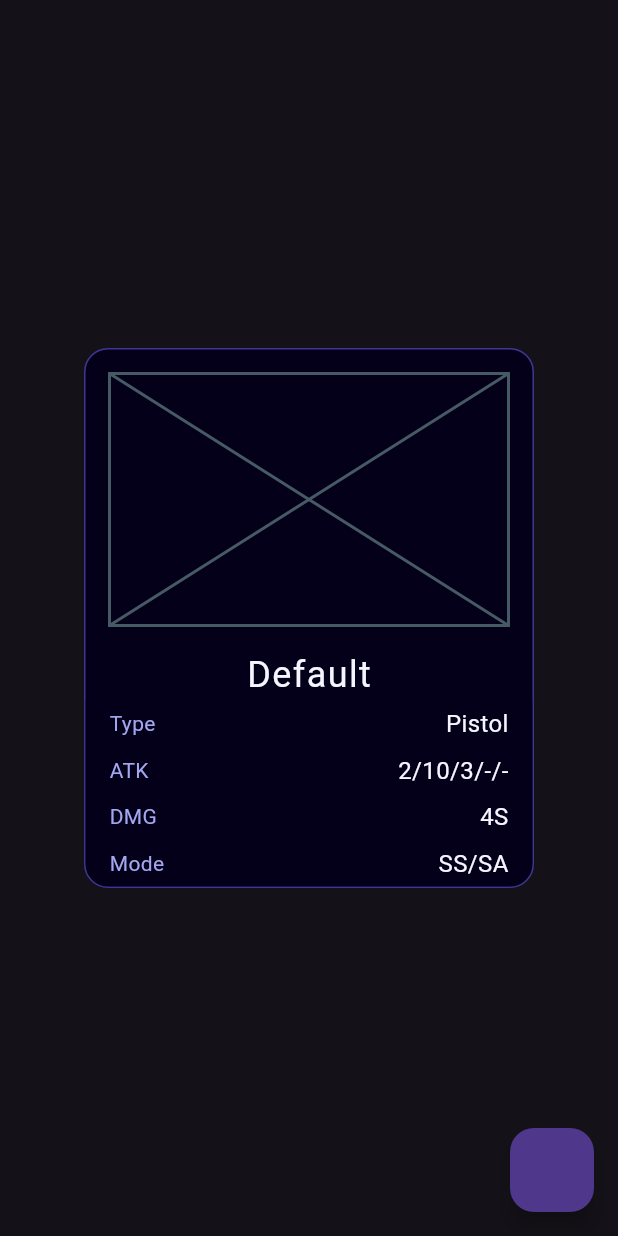
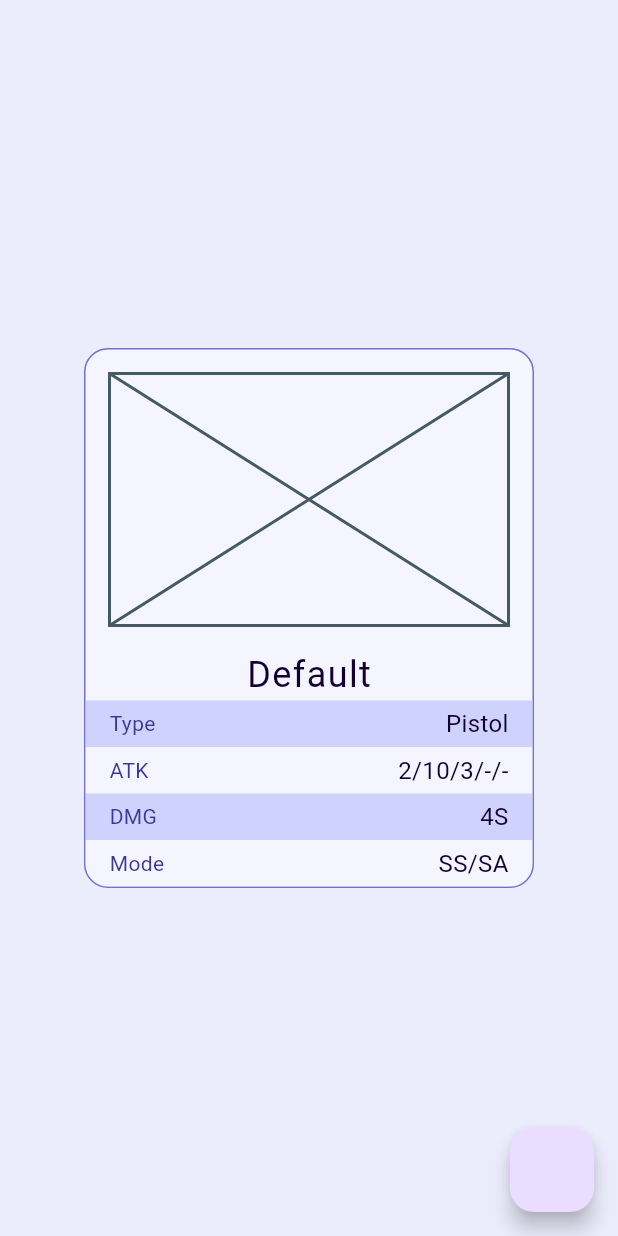
Before and after one commit to osekine/shadowrun_6e_player_helper, a Flutter app: the screen it shows after launch, on a phone screen of 412 x 824 dp. Run offline on Flutter 3.47's test engine with Material 3 defaults, Android fonts, the phone set to English and light mode, and no system bars; missing offline and left inert: theme_tailor_annotation; Roboto replaces fonts that are missing (Ubuntu Sans).

Commit message:
plays with colors

```diff
--- a/lib/main.dart
+++ b/lib/main.dart
@@ -15,7 +15,7 @@ class MainApp extends StatefulWidget {
 }
 
 class _MainAppState extends State<MainApp> {
-  bool isLightTheme = false;
+  bool isLightTheme = true;
 
   void _toggleTheme() {
     isLightTheme = !isLightTheme;
@@ -28,9 +28,14 @@ class _MainAppState extends State<MainApp> {
       theme: isLightTheme
           ? ThemeData.light().copyWith(extensions: [lightAppTheme])
           : ThemeData.dark().copyWith(extensions: [darkAppTheme]),
-      home: Scaffold(
-        body: Center(child: ItemCard(vm: defaultItem)),
-        floatingActionButton: FloatingActionButton(onPressed: _toggleTheme),
+      home: Builder(
+        builder: (context) {
+          return Scaffold(
+            backgroundColor: context.appTheme.background,
+            body: Center(child: ItemCard(vm: defaultItem)),
+            floatingActionButton: FloatingActionButton(onPressed: _toggleTheme),
+          );
+        },
       ),
     );
   }
--- a/lib/utils/app_colors.dart
+++ b/lib/utils/app_colors.dart
@@ -39,12 +39,14 @@ abstract class ColorHSL {
 class AppColors {
   static Color white = ColorHSL.fromHSL(235, 100, 100);
   static Color white2 = ColorHSL.fromHSL(235, 100, 98);
-  static Color white4 = ColorHSL.fromHSL(235, 100, 96);
-  static Color white20 = ColorHSL.fromHSL(237, 71, 79);
+  static Color white5 = ColorHSL.fromHSL(235, 90, 96);
+  static Color white10 = ColorHSL.fromHSL(235, 90, 90);
+  static Color white20 = ColorHSL.fromHSL(237, 80, 79);
 
   static Color black = ColorHSL.fromHSL(250, 100, 5);
   static Color black10 = ColorHSL.fromHSL(248, 86, 9);
-  static Color black15 = ColorHSL.fromHSL(245, 58, 13);
+  static Color black15 = ColorHSL.fromHSL(245, 80, 13);
+  static Color black20 = ColorHSL.fromHSL(245, 60, 20);
 
   static Color cyan = ColorHSL.fromHSL(217, 94, 69);
   static Color cyan65 = ColorHSL.fromHSL(217, 62, 44);
--- a/lib/utils/app_themes.dart
+++ b/lib/utils/app_themes.dart
@@ -72,9 +72,9 @@ class AppTheme extends ThemeExtension<AppTheme> with _$AppThemeTailorMixin {
 }
 
 final lightAppTheme = AppTheme(
-  background: AppColors.white2,
-  backgroundLight: AppColors.white,
-  backgroundDark: AppColors.white4,
+  background: AppColors.white5,
+  backgroundLight: AppColors.white2,
+  backgroundDark: AppColors.white10,
   text: AppColors.blue90,
   textMuted: AppColors.blue60,
   highlight: AppColors.white,
@@ -115,7 +115,7 @@ final lightAppTheme = AppTheme(
 );
 
 final darkAppTheme = AppTheme(
-  background: AppColors.black,
+  background: AppColors.black10,
   backgroundLight: AppColors.black15,
   backgroundDark: AppColors.black,
   text: AppColors.white2,
--- a/lib/view/features/items/item_card.dart
+++ b/lib/view/features/items/item_card.dart
@@ -11,7 +11,7 @@ class ItemCard extends StatelessWidget {
     return Container(
       width: 300,
       decoration: BoxDecoration(
-        color: context.appTheme.background,
+        color: context.appTheme.backgroundLight,
         borderRadius: BorderRadius.circular(16),
         border: Border.all(color: context.appTheme.border),
       ),
@@ -28,7 +28,7 @@ class ItemCard extends StatelessWidget {
             for (int i = 0; i < vm.properties.length; ++i) ...[
               Container(
                 color: i % 2 == 1
-                    ? context.appTheme.background
+                    ? context.appTheme.backgroundLight
                     : context.appTheme.backgroundDark,
                 padding: EdgeInsets.symmetric(horizontal: 16, vertical: 4),
                 child: Row(
```
